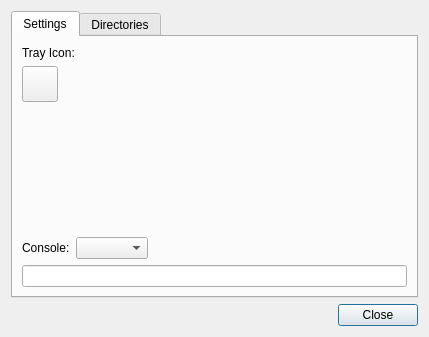
The window that sfbm/data/prefs.ui (kahu/sfbm) describes before a commit, drawn with Qt 5.
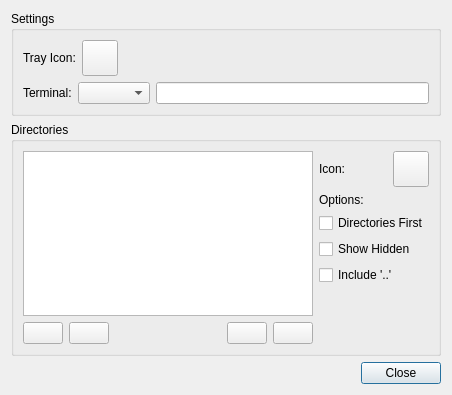
The same window after the commit. Icons and pictures are not drawn.

Commit message: Allow changing systray icon.

Patch:
```diff
--- a/sfbm/data/prefs.ui
+++ b/sfbm/data/prefs.ui
@@ -6,28 +6,26 @@
    <rect>
     <x>0</x>
     <y>0</y>
-    <width>429</width>
-    <height>337</height>
+    <width>452</width>
+    <height>395</height>
    </rect>
   </property>
   <property name="windowTitle">
    <string>SFBM Settings</string>
   </property>
-  <layout class="QVBoxLayout" name="verticalLayout_5">
-   <item>
-    <layout class="QVBoxLayout" name="verticalLayout_4">
-     <item>
-      <widget class="QTabWidget" name="tabWidget">
-       <property name="currentIndex">
-        <number>0</number>
-       </property>
-       <widget class="QWidget" name="settingsTab">
-        <attribute name="title">
-         <string>Settings</string>
-        </attribute>
         <layout class="QVBoxLayout" name="verticalLayout">
          <item>
-          <layout class="QVBoxLayout" name="trayIconLayout">
+    <layout class="QVBoxLayout" name="mainLayout">
+     <item>
+      <widget class="QGroupBox" name="settingsBox">
+       <property name="title">
+        <string>Settings</string>
+       </property>
+       <layout class="QVBoxLayout" name="verticalLayout_2">
+        <item>
+         <layout class="QVBoxLayout" name="settingsLayout">
+          <item>
+           <layout class="QHBoxLayout" name="trayIconLayout">
            <item>
             <widget class="QLabel" name="trayiconLabel">
              <property name="text">
@@ -54,37 +52,8 @@
              </property>
             </widget>
            </item>
-          </layout>
-         </item>
          <item>
-          <spacer name="verticalSpacer_2">
-           <property name="orientation">
-            <enum>Qt::Vertical</enum>
-           </property>
-           <property name="sizeHint" stdset="0">
-            <size>
-             <width>20</width>
-             <height>40</height>
-            </size>
-           </property>
-          </spacer>
-         </item>
-         <item>
-          <layout class="QVBoxLayout" name="consoleLayout">
-           <item>
-            <layout class="QHBoxLayout" name="horizontalLayout">
-             <item>
-              <widget class="QLabel" name="consoleLabel">
-               <property name="text">
-                <string>Console:</string>
-               </property>
-              </widget>
-             </item>
-             <item>
-              <widget class="QComboBox" name="consoleComboBox"/>
-             </item>
-             <item>
-              <spacer name="horizontalSpacer_3">
+             <spacer name="horizontalSpacer_4">
                <property name="orientation">
                 <enum>Qt::Horizontal</enum>
                </property>
@@ -99,7 +68,19 @@
             </layout>
            </item>
            <item>
-            <widget class="QLineEdit" name="consoleLineEdit">
+           <layout class="QHBoxLayout" name="terminalLayout">
+            <item>
+             <widget class="QLabel" name="terminalLabel">
+              <property name="text">
+               <string>Terminal:</string>
+              </property>
+             </widget>
+            </item>
+            <item>
+             <widget class="QComboBox" name="terminalComboBox"/>
+            </item>
+            <item>
+             <widget class="QLineEdit" name="terminalLineEdit">
              <property name="enabled">
               <bool>true</bool>
              </property>
@@ -108,14 +89,16 @@
           </layout>
          </item>
         </layout>
-       </widget>
-       <widget class="QWidget" name="directoryTab">
-        <attribute name="title">
+        </item>
+       </layout>
+      </widget>
+     </item>
+     <item>
+      <widget class="QGroupBox" name="directoriesBox">
+       <property name="title">
          <string>Directories</string>
-        </attribute>
-        <layout class="QVBoxLayout" name="verticalLayout_3">
-         <item>
-          <layout class="QHBoxLayout" name="horizontalLayout_4">
+       </property>
+       <layout class="QHBoxLayout" name="horizontalLayout_2">
            <item>
             <layout class="QVBoxLayout" name="listLayout">
              <item>
@@ -198,14 +181,16 @@
            </item>
            <item>
             <layout class="QVBoxLayout" name="optionsLayout">
-             <item alignment="Qt::AlignLeft">
+          <item>
+           <layout class="QHBoxLayout" name="directoryIconLayout">
+            <item>
               <widget class="QLabel" name="iconLabel">
                <property name="text">
                 <string>Icon:</string>
                </property>
               </widget>
              </item>
-             <item alignment="Qt::AlignHCenter">
+            <item>
               <widget class="QPushButton" name="iconButton">
                <property name="minimumSize">
                 <size>
@@ -224,6 +209,10 @@
                </property>
               </widget>
              </item>
+           </layout>
+          </item>
+          <item>
+           <layout class="QVBoxLayout" name="sortingLayout">
              <item>
               <widget class="QLabel" name="optionsLabel">
                <property name="text">
@@ -271,7 +260,8 @@
          </item>
         </layout>
        </widget>
-      </widget>
+     </item>
+    </layout>
      </item>
      <item>
       <layout class="QHBoxLayout" name="closeLayout">
@@ -317,8 +307,6 @@
           <bool>true</bool>
          </property>
         </widget>
-       </item>
-      </layout>
      </item>
     </layout>
    </item>
```
Lines whose indentation alone changed are shown as unchanged. The commit also changes 3 other files.
